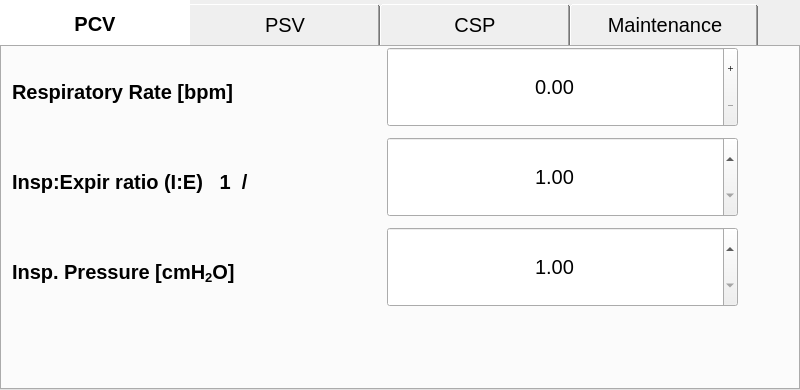
Before: the Qt Designer form gui/settings/settings.ui in MariuszSuchenek/MVM_GUI_test2, drawn with Qt 5.
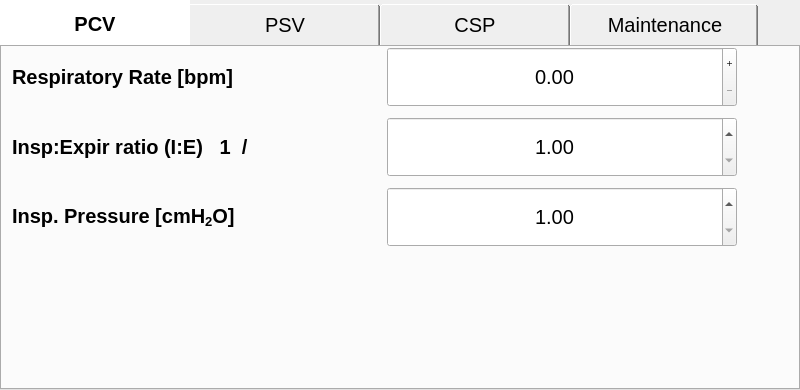
After: the same form once the commit is applied. Icons and pictures are not drawn. Custom widgets are drawn as their Qt base class.

Commit message: small rearrangements in widgets positions

Patch:
```diff
--- a/gui/settings/settings.ui
+++ b/gui/settings/settings.ui
@@ -124,9 +124,9 @@
         <property name="geometry">
          <rect>
           <x>10</x>
-          <y>20</y>
-          <width>341</width>
-          <height>50</height>
+          <y>0</y>
+          <width>340</width>
+          <height>60</height>
          </rect>
         </property>
         <property name="font">
@@ -145,9 +145,9 @@
         <property name="geometry">
          <rect>
           <x>10</x>
-          <y>110</y>
-          <width>341</width>
-          <height>50</height>
+          <y>70</y>
+          <width>340</width>
+          <height>60</height>
          </rect>
         </property>
         <property name="font">
@@ -167,8 +167,8 @@
          <rect>
           <x>360</x>
           <y>0</y>
-          <width>401</width>
-          <height>80</height>
+          <width>400</width>
+          <height>60</height>
          </rect>
         </property>
         <property name="font">
@@ -190,9 +190,9 @@
         <property name="geometry">
          <rect>
           <x>360</x>
-          <y>90</y>
-          <width>401</width>
-          <height>80</height>
+          <y>70</y>
+          <width>400</width>
+          <height>60</height>
          </rect>
         </property>
         <property name="font">
@@ -220,8 +220,8 @@
          <rect>
           <x>440</x>
           <y>0</y>
-          <width>241</width>
-          <height>81</height>
+          <width>240</width>
+          <height>60</height>
          </rect>
         </property>
         <property name="palette">
@@ -334,9 +334,9 @@
         <property name="geometry">
          <rect>
           <x>440</x>
-          <y>90</y>
-          <width>241</width>
-          <height>81</height>
+          <y>70</y>
+          <width>240</width>
+          <height>60</height>
          </rect>
         </property>
         <property name="palette">
@@ -449,9 +449,9 @@
         <property name="geometry">
          <rect>
           <x>10</x>
-          <y>200</y>
-          <width>341</width>
-          <height>50</height>
+          <y>139</y>
+          <width>340</width>
+          <height>60</height>
          </rect>
         </property>
         <property name="font">
@@ -470,9 +470,9 @@
         <property name="geometry">
          <rect>
           <x>360</x>
-          <y>180</y>
-          <width>401</width>
-          <height>80</height>
+          <y>140</y>
+          <width>400</width>
+          <height>60</height>
          </rect>
         </property>
         <property name="font">
@@ -499,9 +499,9 @@
         <property name="geometry">
          <rect>
           <x>440</x>
-          <y>180</y>
-          <width>241</width>
-          <height>81</height>
+          <y>140</y>
+          <width>240</width>
+          <height>60</height>
          </rect>
         </property>
         <property name="palette">
```
Left out of the diff: 56 changed lines with no effect on the pictures.
